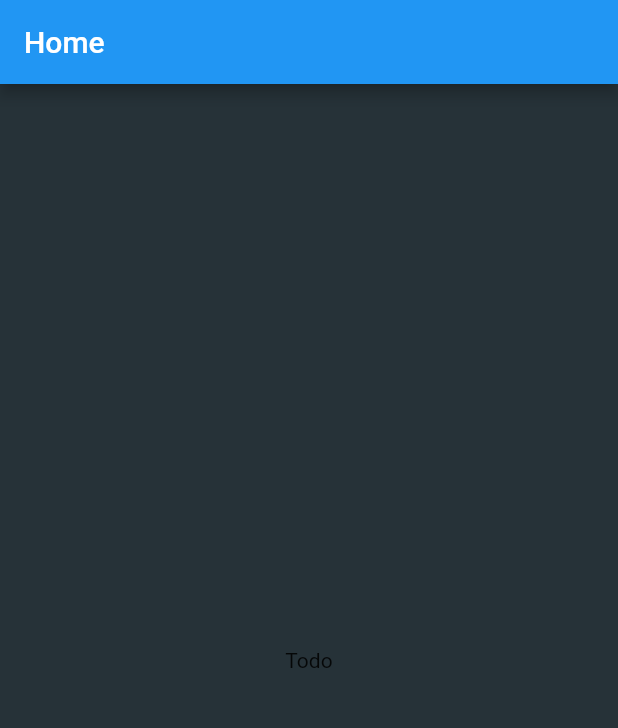
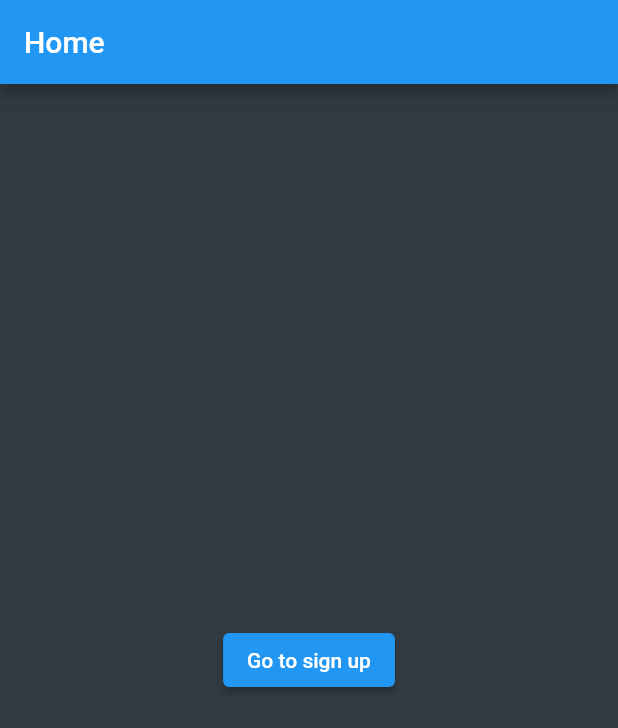
Before and after one commit to stalliardo/builders-hours-diary, a Flutter app: the screen it shows once a user with an empty profile is signed in, on a phone screen of 412 x 824 dp. Shown: the top 728 px of the screen. Run offline on Flutter 3.47's test engine with Material 2 defaults, Android fonts, the phone set to English and light mode, and no system bars; our stand-ins replace cloud_firestore, firebase_auth, firebase_core; accounts and stored records are empty.

Commit message:
Added fonts and temporary logo, some color changes in the theme and added a custom page route to slide screens in from the side

```diff
--- a/b_h_d/lib/screens/home.dart
+++ b/b_h_d/lib/screens/home.dart
@@ -1,3 +1,5 @@
+import 'package:b_h_d/screens/signUp.dart';
+import 'package:b_h_d/utils/customPageRoute.dart';
 import 'package:flutter/material.dart';
 
 class Home extends StatefulWidget {
@@ -15,8 +17,17 @@ class _HomeState extends State<Home> {
         title: Text("Home"),
       ),
       body: Center(
-        child: Text("Todo"),
-      ),
+          child: ElevatedButton(
+        onPressed: () {
+          Navigator.push(
+            context,
+            CustomPageRoute(
+              child: SignUp(),
+            ),
+          );
+        },
+        child: Text("Go to sign up"),
+      )),
     );
   }
 }
--- a/b_h_d/lib/screens/root.dart
+++ b/b_h_d/lib/screens/root.dart
@@ -1,6 +1,7 @@
 import 'package:b_h_d/screens/home.dart';
 import 'package:b_h_d/screens/signUp.dart';
 import 'package:b_h_d/screens/splash.dart';
+import 'package:b_h_d/screens/welcome.dart';
 import 'package:b_h_d/services/authentication.dart';
 import 'package:flutter/material.dart';
 import 'package:provider/provider.dart';
@@ -17,10 +18,13 @@ class _RootState extends State<Root> {
     switch (_loginState) {
       case ApplicationLoginState.unknown:
         // retVal = SplashScreen();
+        screenLoader = WelcomeScreen();
         break;
       case ApplicationLoginState.loggedOut:
-        screenLoader = SignUp();
+        // screenLoader = SignUp();
         // screenLoader = Home();
+        screenLoader = WelcomeScreen();
+
         break;
       case ApplicationLoginState.loggedIn:
         // retVal = StreamProvider<UserModel>.value(
--- /dev/null
+++ b/b_h_d/lib/utils/customPageRoute.dart
@@ -0,0 +1,21 @@
+import 'package:flutter/cupertino.dart';
+
+class CustomPageRoute extends PageRouteBuilder {
+  final Widget? child;
+
+  CustomPageRoute({this.child})
+      : super(
+            transitionDuration: Duration(milliseconds: 500),
+            reverseTransitionDuration: Duration(milliseconds: 500),
+            pageBuilder: (context, animation, secondaryAnimation) {
+              return child!;
+            });
+
+  @override
+  Widget buildTransitions(BuildContext context, Animation<double> animation, Animation<double> secondaryAnimation, Widget child) {
+    return SlideTransition(
+      position: Tween<Offset>(begin: Offset(1, 0), end: Offset(0, 0)).animate(animation),
+      child: child,
+    );
+  }
+}
--- a/b_h_d/lib/utils/mytheme.dart
+++ b/b_h_d/lib/utils/mytheme.dart
@@ -7,7 +7,7 @@ class MyTheme {
 
   ThemeData buildTheme() {
     return ThemeData(
-      canvasColor: Colors.blueGrey[900],
+      canvasColor: const Color(0xFF313A42),
       primaryColor: bluegrey,
       accentColor: lightGrey,
       secondaryHeaderColor: darkGrey,
```
Also changed, not shown: b_h_d/lib/screens/welcome.dart (added, +70 -0 lines), b_h_d/pubspec.yaml (+16 -3 lines), b_h_d/assets/fonts/BakbakOne-Regular.ttf (added), b_h_d/assets/fonts/ReadexPro-Bold.ttf (added), b_h_d/assets/fonts/ReadexPro-ExtraLight.ttf (added), b_h_d/assets/fonts/ReadexPro-Light.ttf (added), b_h_d/assets/fonts/ReadexPro-Medium.ttf (added), b_h_d/assets/fonts/ReadexPro-Regular.ttf (added), b_h_d/assets/fonts/ReadexPro-SemiBold.ttf (added), b_h_d/assets/fonts/ReadexPro-VariableFont_wght.ttf (added), b_h_d/assets/images/ot_logo.png (added).
